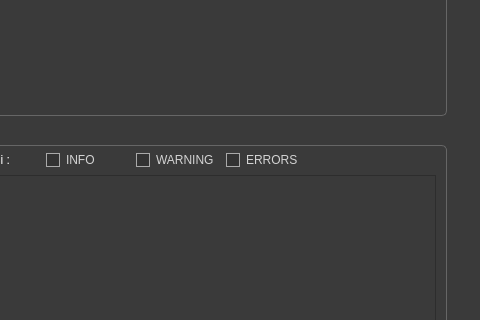
This is gui/ihm_inebranlable_v3.ui in Aetos-corporation/inebranlable as Qt 5 draws it before an edit; both pictures show x 544 to 1024 and y 336 to 656 of the 1024 by 797 pixel window. The edited form follows.
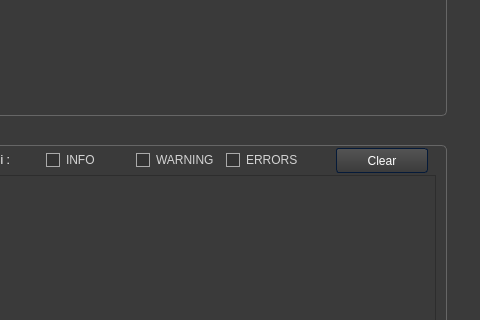
This is the edited form. Icons and pictures are not drawn.

Commit message: ajout bouton clear console

```diff
--- a/gui/ihm_inebranlable_v3.ui
+++ b/gui/ihm_inebranlable_v3.ui
@@ -1584,6 +1584,19 @@
 &lt;p style=&quot;-qt-paragraph-type:empty; margin-top:0px; margin-bottom:0px; margin-left:0px; margin-right:0px; -qt-block-indent:0; text-indent:0px;&quot;&gt;&lt;br /&gt;&lt;/p&gt;&lt;/body&gt;&lt;/html&gt;</string>
      </property>
     </widget>
+    <widget class="QPushButton" name="pushButton_clear_console">
+     <property name="geometry">
+      <rect>
+       <x>460</x>
+       <y>23</y>
+       <width>92</width>
+       <height>25</height>
+      </rect>
+     </property>
+     <property name="text">
+      <string>Clear</string>
+     </property>
+    </widget>
    </widget>
    <widget class="QGroupBox" name="groupBox_11">
     <property name="geometry">
```
The commit also changes 4 other files.
